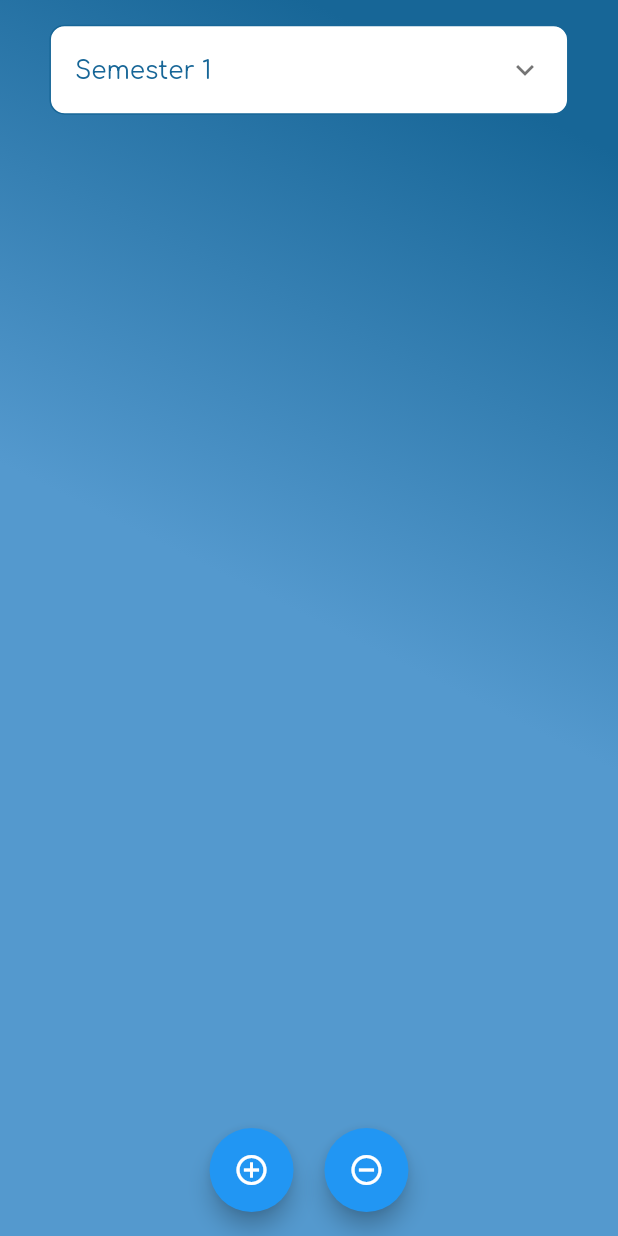
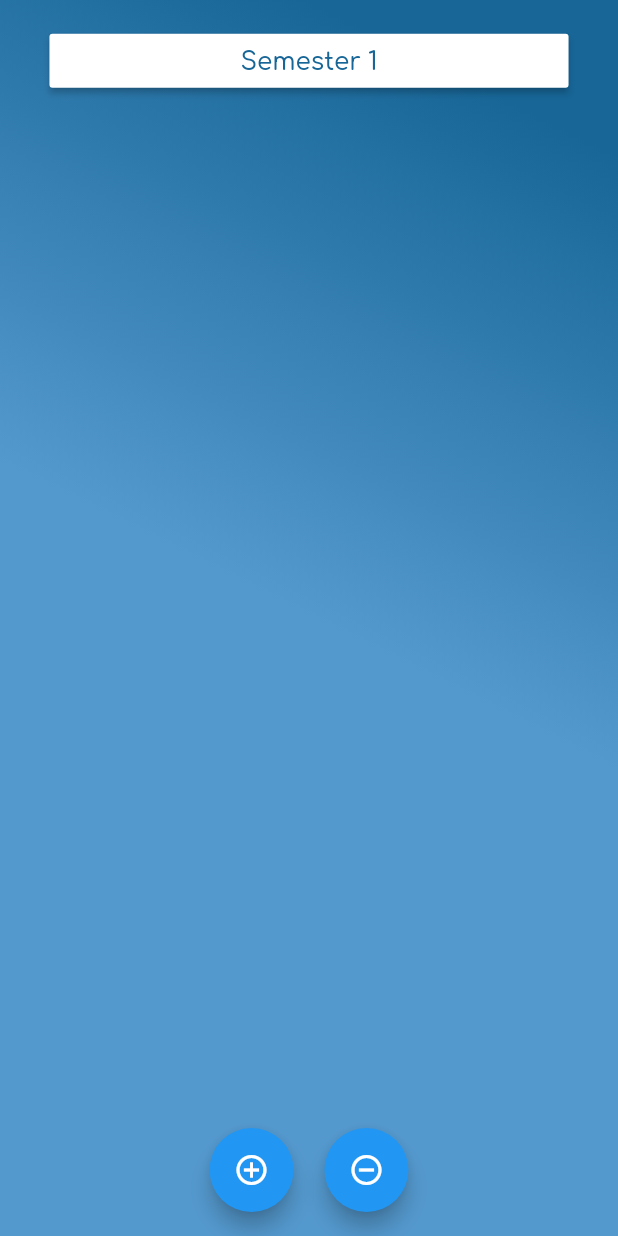
Before and after one commit to CodeX97/GPA_Cal, a Flutter app: the screen it shows after launch, after a tap on "CSE", on a phone screen of 412 x 824 dp. Run offline on Flutter 3.47's test engine with Material 2 defaults, Android fonts, the phone set to English and light mode, and no system bars; our stand-ins replace font_awesome_flutter; missing offline and left inert: dart:ffi.

Commit message:
semesterbutton added

```diff
--- a/lib/main.dart
+++ b/lib/main.dart
@@ -20,7 +20,10 @@ class MyApp extends StatelessWidget {
         primaryColor: AppColor.colors[0].color,
       ),
       home: Splash(),
-      routes: {},
+      routes: {
+        '/cse': (context) => CSEScreen(),
+        '/test': (context) => Splash(),
+      },
     );
   }
 }
--- /dev/null
+++ b/lib/models/gpacal.dart
@@ -0,0 +1,5 @@
+
+
+double calculate() {
+  return 0.0;
+}
--- a/lib/screens/CSEScreen.dart
+++ b/lib/screens/CSEScreen.dart
@@ -20,11 +20,10 @@ class CSEScreen extends StatefulWidget {
 
 class CSEScreenState extends State<CSEScreen> {
   int sem = 1;
-  final GlobalKey<ScaffoldState> _key = new GlobalKey<ScaffoldState>();
-
+  final _formKey = GlobalKey<FormState>();
   @override
   Widget build(BuildContext context) {
-    var size = MediaQuery.of(context).size; //Get current device size
+    var size = MediaQuery.of(context).size;
     return Scaffold(
       floatingActionButtonLocation: FloatingActionButtonLocation.centerFloat,
       floatingActionButton: Row(
@@ -32,28 +31,26 @@ class CSEScreenState extends State<CSEScreen> {
         children: [
           FloatingActionButton(
               child: Icon(Icons.add_circle_outline),
+              heroTag: null,
               onPressed: () {
                 if (sem < 8) {
                   setState(() {
                     sem++;
                   });
-                } else {
-                  _key.currentState.showSnackBar(
-                    SnackBar(
-                      content: Text("Can't add more semesters !"),
-                    ),
-                  );
                 }
               }),
           SizedBox(
             width: size.width * 0.05,
           ),
           FloatingActionButton(
+            heroTag: null,
             child: Icon(Icons.remove_circle_outline),
             onPressed: () {
+              if (sem > 1) {
                 setState(() {
                   sem--;
                 });
+              }
             },
           ),
         ],
@@ -77,51 +74,8 @@ class CSEScreenState extends State<CSEScreen> {
           builder: (context, cseSnap) {
             switch (cseSnap.connectionState) {
               case ConnectionState.none:
-                return Padding(
-                  padding: EdgeInsets.fromLTRB(
-                    size.width * 0.35,
-                    size.height * 0.425,
-                    size.width * 0.35,
-                    size.height * 0.425,
-                  ),
-                  child: Container(
-                    alignment: Alignment.center,
-                    height: size.height * 0.05,
-                    width: size.width * 0.3,
-                    decoration: BoxDecoration(
-                      borderRadius: BorderRadius.circular(10),
-                      border: Border.all(
-                        color: AppColor.colors[1].color,
-                      ),
-                      color: Colors.white,
-                    ),
-                    child: Text('Error Occured !'),
-                  ),
-                );
               case ConnectionState.active:
               case ConnectionState.waiting:
-                return Padding(
-                  padding: EdgeInsets.fromLTRB(
-                    size.width * 0.35,
-                    size.height * 0.425,
-                    size.width * 0.35,
-                    size.height * 0.425,
-                  ),
-                  child: Container(
-                    alignment: Alignment.center,
-                    height: size.height * 0.05,
-                    width: size.width * 0.3,
-                    decoration: BoxDecoration(
-                      borderRadius: BorderRadius.circular(10),
-                      border: Border.all(
-                        color: AppColor.colors[1].color,
-                        //color: Color.fromRGBO(36, 209, 99, 0.9),
-                      ),
-                      color: Colors.white,
-                    ),
-                    child: Text('Loading ...'),
-                  ),
-                );
               case ConnectionState.done:
                 if (cseSnap.hasError) return Text('Error: ${cseSnap.error}');
                 return ListView.builder(
@@ -131,7 +85,7 @@ class CSEScreenState extends State<CSEScreen> {
                       context,
                       size,
                       cseSnap.data.semesters[position],
-                    ); //builds sem per item in the list from db
+                    ); //builds sem per item in the list fromjson
                   },
                 );
             }
@@ -143,27 +97,91 @@ class CSEScreenState extends State<CSEScreen> {
   }
 
   Widget buildSem(context, size, sem) {
+    String dropdownValue ='One';
     return Padding(
       padding: EdgeInsets.fromLTRB(size.width * 0.08, size.height * 0.02,
           size.width * 0.08, size.height * 0.02),
-      child: Container(
-        decoration: BoxDecoration(
-          borderRadius: BorderRadius.circular(10),
-          border: Border.all(
-            color: AppColor.colors[1].color,
+      child: RaisedButton(
+        color: Colors.white,
+        onPressed: () {
+          showDialog(
+              context: context,
+              builder: (BuildContext context) {
+                return AlertDialog(
+                  content: Form(
+                    key: _formKey,
+                    child: Column(
+                      mainAxisSize: MainAxisSize.min,
+                      children: <Widget>[
+                        Padding(
+                          padding: EdgeInsets.all(8.0),
+                          child: DropdownButton<String>(
+                            value: dropdownValue,
+                            icon: Icon(Icons.arrow_downward),
+                            iconSize: 24,
+                            elevation: 16,
+                            style: TextStyle(color: AppColor.colors[0].color),
+                            underline: Container(
+                              height: 2,
+                              color: AppColor.colors[0].color,
                             ),
-          color: Colors.white,
+                            onChanged: (String newValue) {
+                              setState(() {
+                                dropdownValue = newValue;
+                              });
+                            },
+                            items: <String>['One', 'Two', 'Free', 'Four']
+                                .map<DropdownMenuItem<String>>((String value) {
+                              return DropdownMenuItem<String>(
+                                value: value,
+                                child: Text(value),
+                              );
+                            }).toList(),
                           ),
-        child: ExpansionTile(
-          title: Text(
+                        ),
+                        Padding(
+                          padding: EdgeInsets.all(8.0),
+                          child: TextFormField(),
+                        ),
+                        Padding(
+                          padding: const EdgeInsets.all(8.0),
+                          child: RaisedButton(
+                            child: Text("Submit"),
+                            onPressed: () {
+                              if (_formKey.currentState.validate()) {
+                                _formKey.currentState.save();
+                              }
+                            },
+                          ),
+                        )
+                      ],
+                    ),
+                  ),
+                );
+              });
+        },
+        child: Text(
           'Semester ${sem.sem}',
           style: TextStyle(
             color: AppColor.colors[1].color,
             fontSize: size.height * 0.02,
           ),
         ),
-          children: [],
       ),
+    );
+  }
+
+  Widget buildSemDetails(sem, i) {
+    Size size = MediaQuery.of(context).size;
+    return Container(
+      padding: EdgeInsets.fromLTRB(
+        size.width * 0.0,
+        size.height * 0.02,
+        size.width * 0.0,
+        size.height * 0.02,
+      ),
+      child: Column(
+        children: <Widget>[Text('Module Code: ${sem.modules[i].moduleId}')],
       ),
     );
   }
--- a/lib/screens/home.dart
+++ b/lib/screens/home.dart
@@ -53,7 +53,8 @@ class HomePageState extends State<HomePage> {
                           size.width * 0.14,
                           size.height * 0.05),
                       onPressed: () {
-                        Navigator.of(context).push(CSEPageRoute());
+                        // Navigator.of(context).push(CSEPageRoute());
+                        Navigator.pushNamed(context, '/cse');
                       },
                       child: Column(
                         children: <Widget>[
```
Also changed, not shown: lib/screens/test.dart (added). Lines whose indentation alone changed are shown as unchanged.
